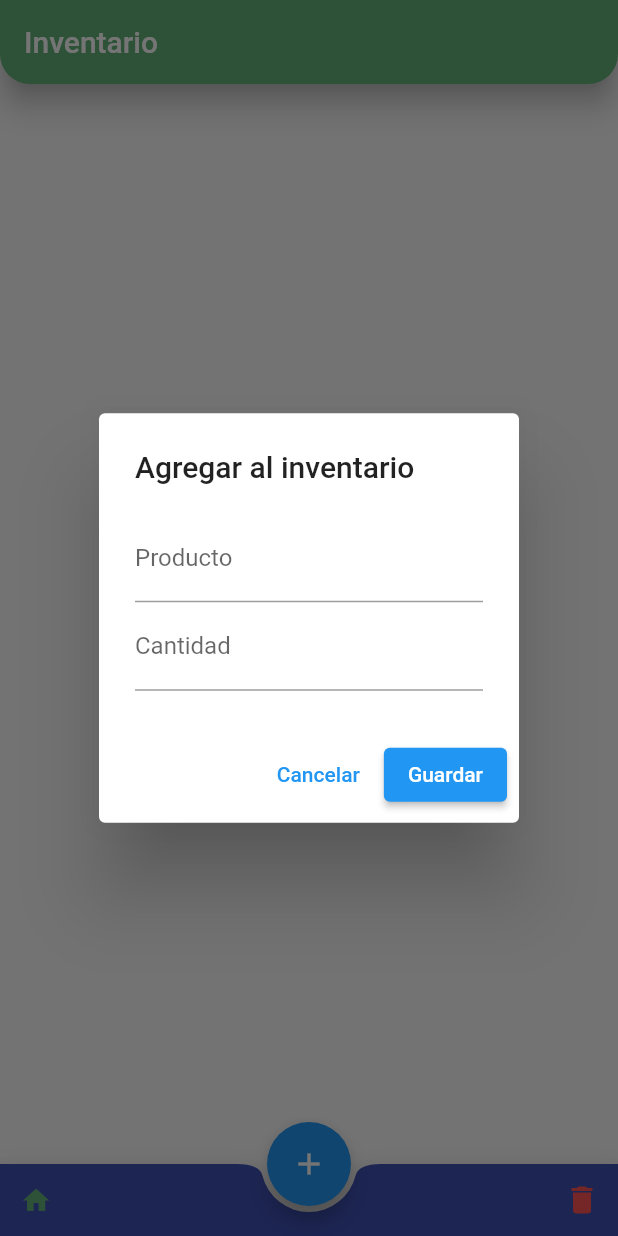
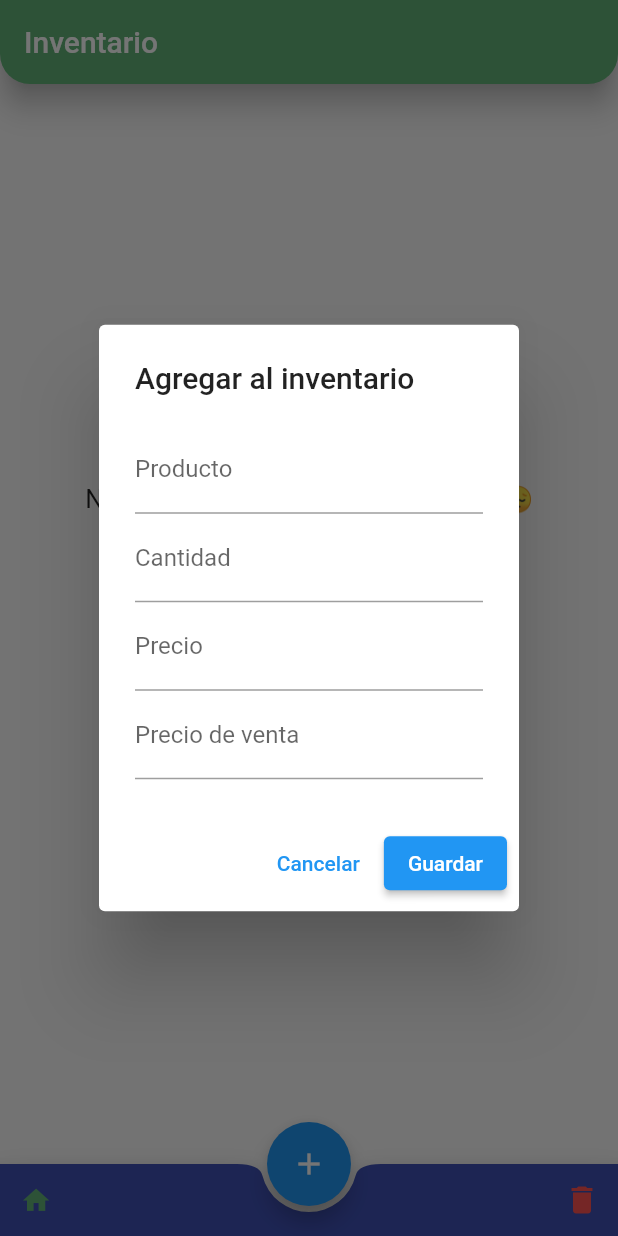
Before and after one commit to Angel10Loo/LoanApp, a Flutter app: the screen it shows after launch, item 3 of the bottom bar chosen, after a tap on the "add" icon, on a phone screen of 412 x 824 dp. Run offline on Flutter 3.47's test engine with Material 2 defaults, Android fonts, the phone set to English and light mode, and no system bars; our stand-ins replace cloud_firestore, firebase_core; accounts and stored records are empty.

Commit message:
new changes

```diff
--- a/lib/src/domain/entities/customer.dart
+++ b/lib/src/domain/entities/customer.dart
@@ -1,14 +1,14 @@
 import 'package:cloud_firestore/cloud_firestore.dart';
 
 class Customer {
-  String? id;
+  String? customerId;
   String firstName;
   String lastName;
   String cedula;
   String phoneNumber;
 
   Customer({
-    this.id,
+    this.customerId,
     required this.firstName,
     required this.lastName,
     required this.cedula,
@@ -17,7 +17,7 @@ class Customer {
 
   factory Customer.fromJson(Map<String, dynamic> json) {
     return Customer(
-      id: json['id'],
+      customerId: json['id'],
       firstName: json['firstName'],
       lastName: json['lastName'],
       cedula: json['email'],
@@ -27,7 +27,7 @@ class Customer {
 
   Map<String, dynamic> toJson() {
     return {
-      'id': id,
+      'customerId': customerId,
       'firstName': firstName,
       'lastName': lastName,
       'email': cedula,
@@ -38,7 +38,7 @@ class Customer {
   static fromSnapshot(DocumentSnapshot snapshot) {
     Map<String, dynamic> data = snapshot.data() as Map<String, dynamic>;
     return Customer(
-      id: data['documentId'],
+      customerId: snapshot.id,
       phoneNumber: data['PhoneNumber'] ?? '',
       cedula: data['Cedula'] ?? '',
       firstName: data['FirstName'] ?? '',
--- a/lib/src/domain/entities/inventory.dart
+++ b/lib/src/domain/entities/inventory.dart
@@ -1,21 +1,26 @@
 import 'package:cloud_firestore/cloud_firestore.dart';
 
 class Inventory {
-  String? inventoryId;
+  String inventoryId;
   String product;
   int quantity;
+  double price;
+  double salePrice;
 
-  Inventory({
-    this.inventoryId,
-    required this.product,
-    required this.quantity,
-  });
+  Inventory(
+      {required this.inventoryId,
+      required this.product,
+      required this.quantity,
+      required this.price,
+      required this.salePrice});
 
   factory Inventory.fromJson(Map<String, dynamic> json) {
     return Inventory(
         product: json['product'],
         quantity: json['quantity'],
-        inventoryId: json['inventoryId']);
+        inventoryId: json['inventoryId'],
+        price: json['price'],
+        salePrice: json['salePrice']);
   }
 
   Map<String, dynamic> toJson() {
@@ -29,9 +34,11 @@ class Inventory {
   static fromSnapshot(DocumentSnapshot snapshot) {
     Map<String, dynamic> data = snapshot.data() as Map<String, dynamic>;
     return Inventory(
-      inventoryId: data['inventoryId'] ?? '',
-      product: data['product'] ?? '',
-      quantity: data['quantity'] ?? '',
+      inventoryId: snapshot.id,
+      product: data['product'],
+      quantity: data['quantity'],
+      price: data['price'],
+      salePrice: data['salePrice'],
     );
   }
 }
--- a/lib/src/presentation/screens/customer_screen.dart
+++ b/lib/src/presentation/screens/customer_screen.dart
@@ -38,7 +38,7 @@ class _AddCustomerScreenState extends State<AddCustomerScreen> {
   }
 
   final Customer _customer = Customer(
-      id: '', firstName: '', lastName: '', cedula: '', phoneNumber: '');
+      customerId: '', firstName: '', lastName: '', cedula: '', phoneNumber: '');
 
   @override
   Widget build(BuildContext context) {
--- a/lib/src/presentation/screens/inventory_screen.dart
+++ b/lib/src/presentation/screens/inventory_screen.dart
@@ -16,8 +16,8 @@ class _InventoryScreenState extends State<InventoryScreen> {
   final _formKey = GlobalKey<FormState>();
   final FirebaseService _firebaseService = FirebaseService();
 
-  final Inventory _inventory =
-      Inventory(inventoryId: "", product: "", quantity: 0);
+  final Inventory _inventory = Inventory(
+      inventoryId: "", product: "", quantity: 0, salePrice: 0.00, price: 0.00);
 
   @override
   Widget build(BuildContext context) {
@@ -37,14 +37,21 @@ class _InventoryScreenState extends State<InventoryScreen> {
                   // Handle error state
                   return Center(child: Text('Error: ${snapshot.error}'));
                 } else {
-                  if (snapshot.hasData) {
+                  if (snapshot.data.docs.length > 0) {
                     _inventories = snapshot.data.docs
                         .map((doc) => Inventory.fromSnapshot(doc))
                         .toList()
                         .cast<Inventory>();
                     return _listViewInventories();
                   } else {
-                    return const Center(child: Text("No hay Data"));
+                    return Container(
+                      margin: EdgeInsets.only(top: rp.dp(20)),
+                      child: const Center(
+                          child: Text(
+                        "No tenemos registro en el inventario 😔",
+                        style: TextStyle(fontSize: 17),
+                      )),
+                    );
                   }
                 }
               },
@@ -74,8 +81,8 @@ class _InventoryScreenState extends State<InventoryScreen> {
               onTap: () {},
               title: Text(_inventories[index].product),
               subtitle: Text(
-                'Quantity: ${_inventories[index].quantity}',
-                style: TextStyle(fontWeight: FontWeight.w900),
+                'Cantidad: ${_inventories[index].quantity} \n Capital: ${_inventories[index].price}',
+                style: const TextStyle(fontWeight: FontWeight.w900),
               ),
               trailing: Row(
                 mainAxisSize: MainAxisSize.min,
@@ -89,8 +96,14 @@ class _InventoryScreenState extends State<InventoryScreen> {
                         color: Colors.blue.shade700,
                       )),
                   IconButton(
+                      icon: const Icon(Icons.edit, color: Colors.amber),
+                      onPressed: () {}
+                      // Implement the
+                      ),
+                  IconButton(
                       onPressed: () {
-                        _firebaseService.deleteInventory();
+                        _firebaseService
+                            .deleteInventory(_inventories[index].inventoryId);
                         setState(() {});
                       },
                       icon: Icon(
@@ -140,6 +153,33 @@ class _InventoryScreenState extends State<InventoryScreen> {
                     },
                     onSaved: (value) {
                       _inventory.quantity = int.parse(value!);
+                    },
+                  ),
+                  TextFormField(
+                    keyboardType: TextInputType.number,
+                    decoration: const InputDecoration(labelText: 'Precio'),
+                    validator: (value) {
+                      if (value == null || value.isEmpty) {
+                        return 'Por favor ingrese el Precio';
+                      }
+                      return null;
+                    },
+                    onSaved: (value) {
+                      _inventory.price = double.parse(value!);
+                    },
+                  ),
+                  TextFormField(
+                    keyboardType: TextInputType.number,
+                    decoration:
+                        const InputDecoration(labelText: 'Precio de venta'),
+                    validator: (value) {
+                      if (value == null || value.isEmpty) {
+                        return 'Por favor ingrese el precio  que desea venderla';
+                      }
+                      return null;
+                    },
+                    onSaved: (value) {
+                      _inventory.salePrice = double.parse(value!);
                     },
                   ),
                 ],
```
Also changed, not shown: lib/src/domain/services/firebase_service.dart (+8 -4 lines).
